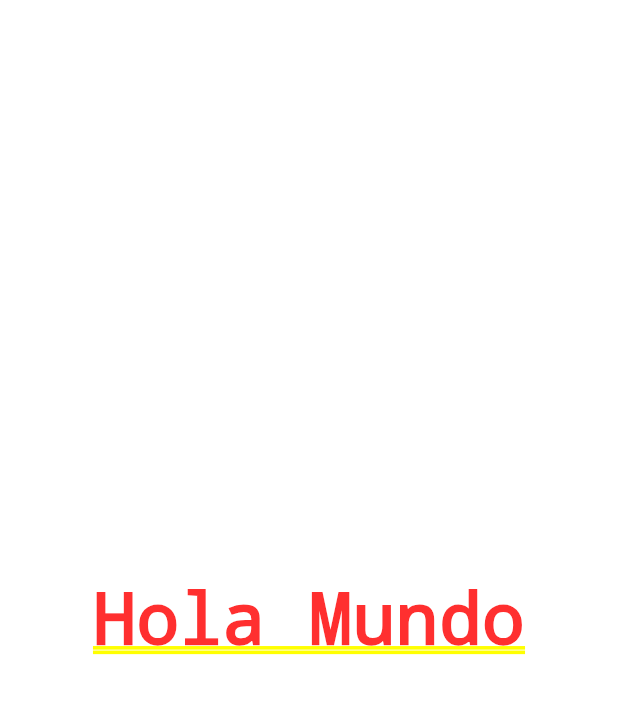
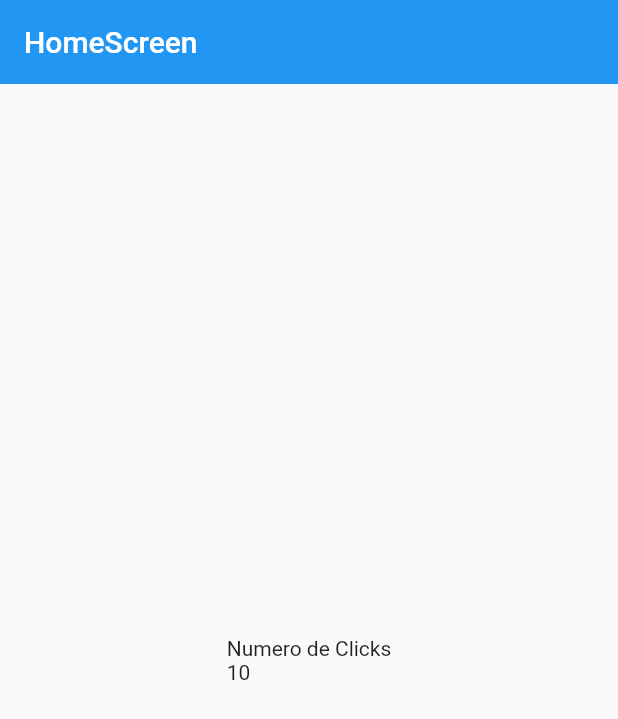
Before and after one commit to Anastasiia88Z/contadorFlutter, a Flutter app: the screen it shows after launch, on a phone screen of 412 x 824 dp. Shown: the top 719 px of the screen. Run offline on Flutter 3.47's test engine with Material 2 defaults, Android fonts, the phone set to English and light mode, and no system bars.

Commit message:
add home_screen

```diff
--- a/flutter_application_1/lib/main.dart
+++ b/flutter_application_1/lib/main.dart
@@ -1,4 +1,6 @@
 import 'package:flutter/material.dart';
+
+import 'package:flutter_application_1/screens/home_screen.dart';
 
 void main() {
   runApp(const MyApp());
@@ -10,8 +12,6 @@ class MyApp extends StatelessWidget {
   @override
   Widget build(BuildContext context) {
     return const MaterialApp(
-        home: Center(
-      child: Text('Hola Mundo'),
-    ));
+        debugShowCheckedModeBanner: false, home: HomeScreen());
   }
 }
--- /dev/null
+++ b/flutter_application_1/lib/screens/home_screen.dart
@@ -0,0 +1,25 @@
+import 'package:flutter/material.dart';
+
+class HomeScreen extends StatelessWidget {
+  const HomeScreen({Key? key}) : super(key: key);
+
+  @override
+  Widget build(BuildContext context) {
+    return Scaffold(
+      appBar: AppBar(
+        title: const Text('HomeScreen'),
+        elevation: 0,
+      ),
+      body: Center(
+        child: Column(
+          mainAxisAlignment: MainAxisAlignment.center,
+          crossAxisAlignment: CrossAxisAlignment.start,
+          children: const <Widget>[
+            Text('Numero de Clicks'),
+            Text('10'),
+          ],
+        ),
+      ),
+    );
+  }
+}
```
